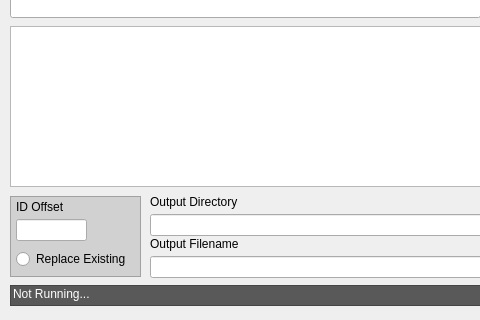
This is Etemenanki/Etemenanki.ui in MjnMixael/Etemenanki as Qt 5 draws it before an edit; both pictures show x 0 to 480 and y 103 to 423 of the 890 by 423 pixel window. The edited form follows.
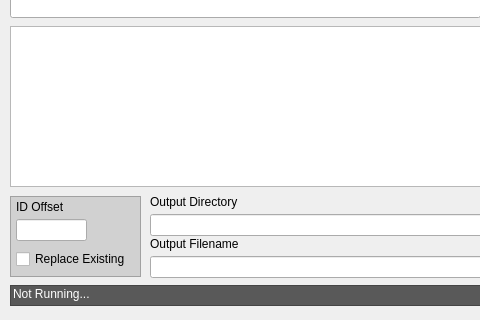
This is the edited form.

Commit message: change radio button to checkbox

What changed in the file:
```diff
--- a/Etemenanki/Etemenanki.ui
+++ b/Etemenanki/Etemenanki.ui
@@ -367,7 +367,7 @@
      <string>ID Offset</string>
     </property>
    </widget>
-   <widget class="QRadioButton" name="replace_radio_button">
+   <widget class="QCheckBox" name="replace_checkbox">
     <property name="geometry">
      <rect>
       <x>16</x>
@@ -733,7 +733,7 @@
    <zorder>output_file_line_edit</zorder>
    <zorder>offset_line_edit</zorder>
    <zorder>offset_label</zorder>
-   <zorder>replace_radio_button</zorder>
+   <zorder>replace_checkbox</zorder>
    <zorder>position_string_line_edit</zorder>
    <zorder>position_label</zorder>
    <zorder>warning_label</zorder>
```
The commit also changes 1 other file.
